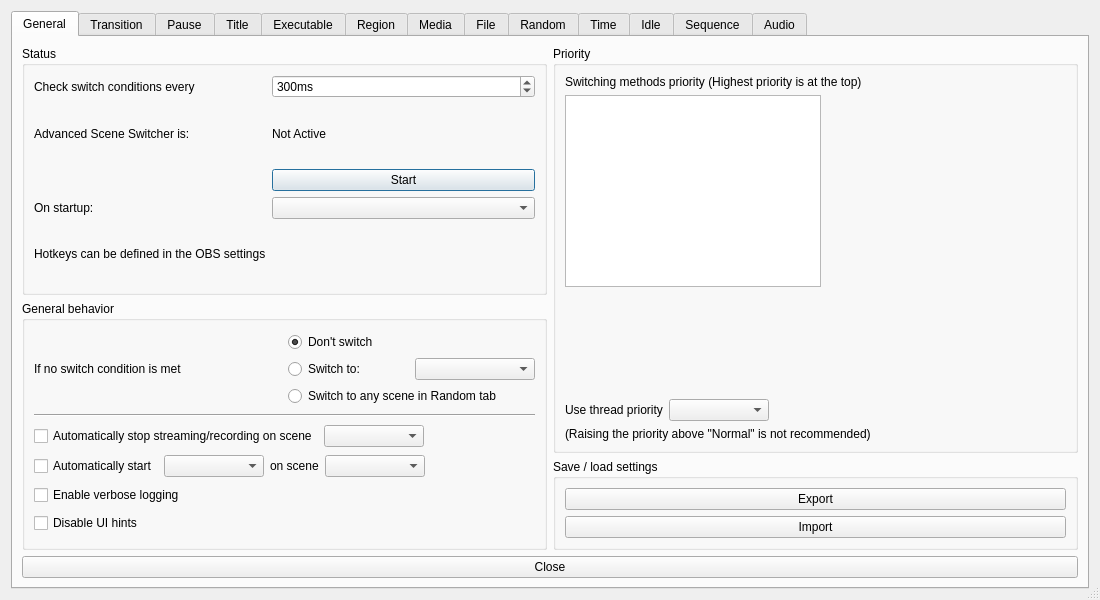
Qt form forms/advanced-scene-switcher.ui (WarmUpTill/SceneSwitcher) before a commit.
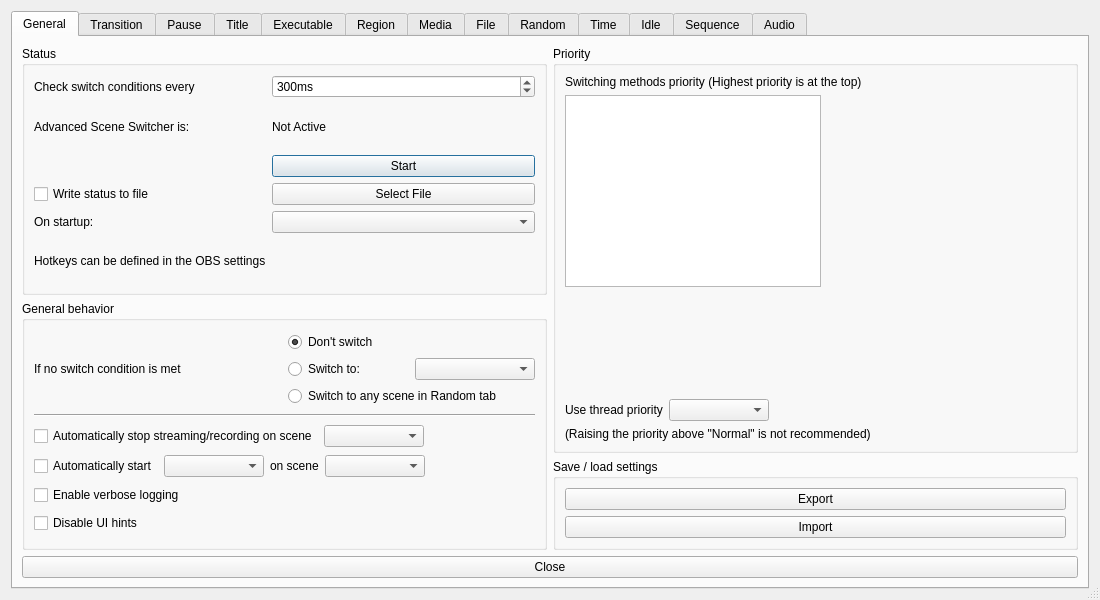
The same form after that commit. Icons and pictures are not drawn.

Commit message: add option to select status file

```diff
--- a/forms/advanced-scene-switcher.ui
+++ b/forms/advanced-scene-switcher.ui
@@ -58,36 +58,19 @@
               <item row="0" column="0">
                <layout class="QGridLayout" name="gridLayout_2">
                 <item row="4" column="0">
-                 <widget class="QLabel" name="label_13">
-                  <property name="text">
-                   <string>Hotkeys can be defined in the OBS settings</string>
-                  </property>
-                 </widget>
-                </item>
-                <item row="1" column="0">
-                 <widget class="QLabel" name="label_5">
-                  <property name="text">
-                   <string>Advanced Scene Switcher is:</string>
-                  </property>
-                 </widget>
-                </item>
-                <item row="3" column="0">
                  <widget class="QLabel" name="label_64">
                   <property name="text">
                    <string>On startup:</string>
                   </property>
                  </widget>
                 </item>
-                <item row="2" column="1">
-                 <widget class="QPushButton" name="toggleStartButton">
+                <item row="5" column="0">
+                 <widget class="QLabel" name="label_13">
                   <property name="text">
-                   <string>Start</string>
+                   <string>Hotkeys can be defined in the OBS settings</string>
                   </property>
                  </widget>
                 </item>
-                <item row="3" column="1">
-                 <widget class="QComboBox" name="startupBehavior"/>
-                </item>
                 <item row="0" column="1">
                  <widget class="QSpinBox" name="checkInterval">
                   <property name="minimumSize">
@@ -117,6 +100,13 @@
                   </property>
                  </widget>
                 </item>
+                <item row="1" column="0">
+                 <widget class="QLabel" name="label_5">
+                  <property name="text">
+                   <string>Advanced Scene Switcher is:</string>
+                  </property>
+                 </widget>
+                </item>
                 <item row="1" column="1">
                  <layout class="QHBoxLayout" name="horizontalLayout_47">
                   <item>
@@ -141,6 +131,30 @@
                   </item>
                  </layout>
                 </item>
+                <item row="3" column="0">
+                 <widget class="QCheckBox" name="writeStatusToFile">
+                  <property name="text">
+                   <string>Write status to file</string>
+                  </property>
+                 </widget>
+                </item>
+                <item row="4" column="1">
+                 <widget class="QComboBox" name="startupBehavior"/>
+                </item>
+                <item row="2" column="1">
+                 <widget class="QPushButton" name="toggleStartButton">
+                  <property name="text">
+                   <string>Start</string>
+                  </property>
+                 </widget>
+                </item>
+                <item row="3" column="1">
+                 <widget class="QPushButton" name="selectStatusFile">
+                  <property name="text">
+                   <string>Select File</string>
+                  </property>
+                 </widget>
+                </item>
                </layout>
               </item>
              </layout>
```
The commit also changes 4 other files.
